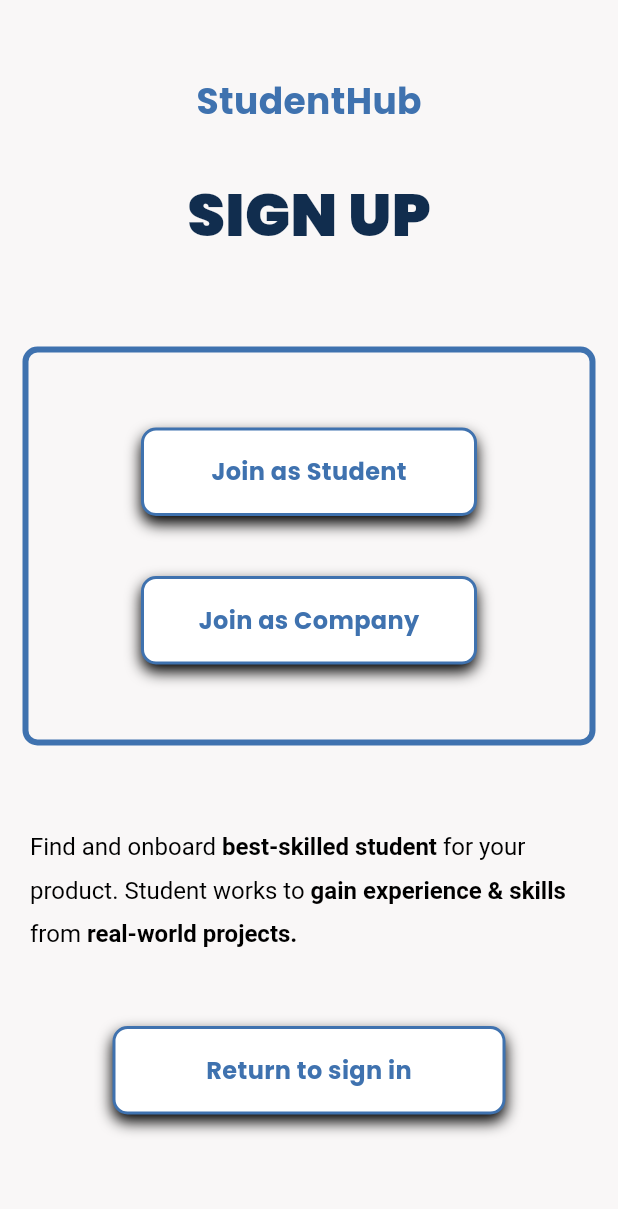
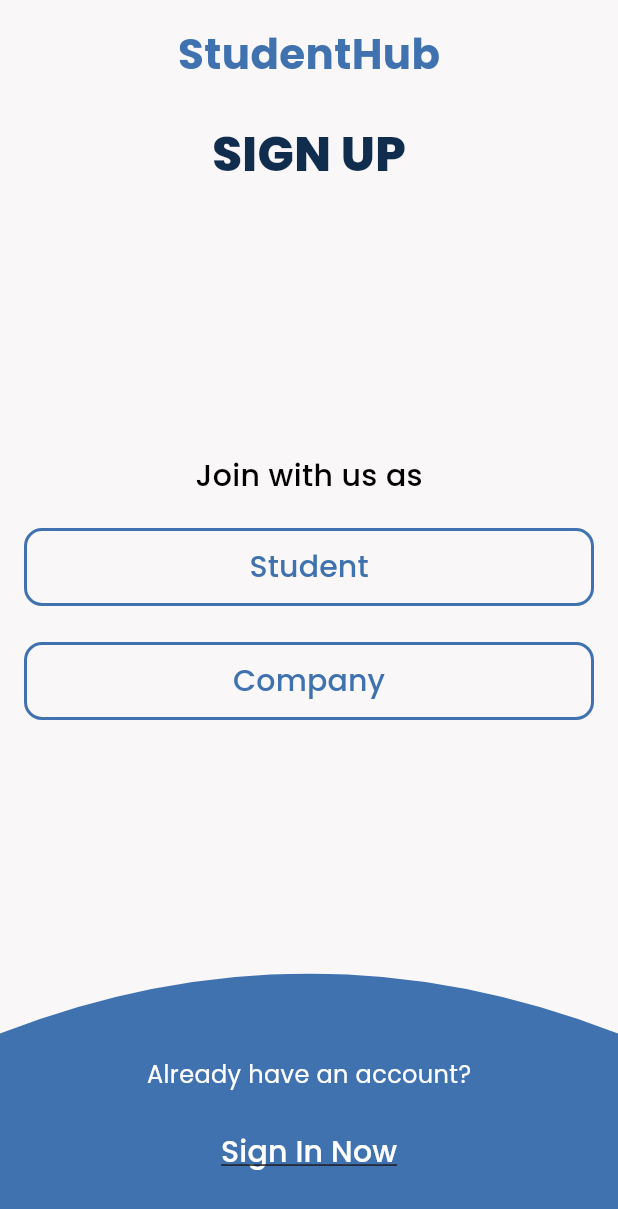
Before and after one commit to NguyenQuang179/amp_studenthub, a Flutter app: the SignUpStepOne screen opened by its route, on a phone screen of 412 x 824 dp. Shown: the top 1209 px of the screen. Run offline on Flutter 3.47's test engine with Material 3 defaults, Android fonts, the phone set to English and light mode, and no system bars; our stand-ins replace flutter_custom_clippers, flutter_svg, font_awesome_flutter, go_router, google_fonts.

Commit message:
Update route & UI for sign in sign up

```diff
--- a/lib/routes/app_router.dart
+++ b/lib/routes/app_router.dart
@@ -161,7 +161,7 @@ class AppRouter {
     redirect: (context, state) {
       bool isAuth = true;
       // ignore: dead_code
-      if (!isAuth) {
+      if (!isAuth && state.matchedLocation == '/') {
         return state.namedLocation(RouteConstants.login);
         // ignore: dead_code
       } else if (state.matchedLocation == '/') {
--- a/lib/screens/signup_step1.dart
+++ b/lib/screens/signup_step1.dart
@@ -1,6 +1,8 @@
-import 'package:amp_studenthub/components/button.dart';
 import 'package:amp_studenthub/configs/constant.dart';
+import 'package:amp_studenthub/routes/routes_constants.dart';
 import 'package:flutter/material.dart';
+import 'package:flutter_custom_clippers/flutter_custom_clippers.dart';
+import 'package:go_router/go_router.dart';
 
 class SignUpStepOne extends StatelessWidget {
   SignUpStepOne({super.key});
@@ -22,83 +24,143 @@ class SignUpStepOne extends StatelessWidget {
           child: Center(
               child: Column(
             children: [
-              const SizedBox(
-                height: 50,
-              ),
-              //logo
-              const Text(
+              Container(
+                margin: const EdgeInsets.only(top: 16),
+                child: const Text(
                   'StudentHub',
                   style: TextStyle(
                       color: Constant.primaryColor,
                       fontWeight: FontWeight.bold,
-                    fontSize: 24),
+                      fontSize: 28),
                 ),
-              const SizedBox(
-                height: 30,
               ),
-              const Text(
+              Container(
+                margin: const EdgeInsets.symmetric(vertical: 24),
+                child: const Text(
                   'SIGN UP',
                   style: TextStyle(
                       color: Constant.secondaryColor,
-                    fontWeight: FontWeight.w900,
-                    fontSize: 40),
+                      fontWeight: FontWeight.w800,
+                      fontSize: 32),
                 ),
-              const SizedBox(
-                height: 60,
               ),
-              //sign in button
+              Expanded(
+                child: Container(
+                  child: Column(
+                    mainAxisAlignment: MainAxisAlignment.center,
+                    children: [
                       Container(
-                padding: const EdgeInsets.symmetric(vertical: 50),
-                margin: const EdgeInsets.symmetric(horizontal: 15),
-                decoration: BoxDecoration(
-                    color: Colors.transparent,
-                    border: Border.all(color: Constant.primaryColor, width: 4),
-                    borderRadius: BorderRadius.circular(10)),
-                child: Column(
+                          margin: const EdgeInsets.only(bottom: 20),
+                          child: const Text(
+                            "Join with us as",
+                            style: TextStyle(
+                                color: Constant.textColor,
+                                fontSize: 20,
+                                fontWeight: FontWeight.w500),
+                          )),
+                      Column(
                         children: [
-                    Button(onTap: signIn, text: 'Join as Student'),
-                    const SizedBox(
-                      height: 40,
+                          Container(
+                              margin: const EdgeInsets.only(bottom: 24),
+                              padding:
+                                  const EdgeInsets.symmetric(horizontal: 16),
+                              width: double.infinity,
+                              height: 52,
+                              child: TextButton(
+                                onPressed: () {
+                                  context.goNamed(RouteConstants.signUp2);
+                                },
+                                style: TextButton.styleFrom(
+                                    shape: RoundedRectangleBorder(
+                                        borderRadius:
+                                            BorderRadius.circular(12)),
+                                    side: const BorderSide(
+                                        color: Constant.primaryColor, width: 2),
+                                    foregroundColor: Constant.primaryColor),
+                                child: const Row(
+                                  mainAxisAlignment: MainAxisAlignment.center,
+                                  children: [
+                                    Text(
+                                      'Student',
+                                      style: TextStyle(
+                                          fontSize: 20,
+                                          fontWeight: FontWeight.w500),
                                     ),
-                    Button(onTap: signIn, text: 'Join as Company'),
+                                  ],
+                                ),
+                              )),
+                          Container(
+                              margin: const EdgeInsets.only(bottom: 16),
+                              padding:
+                                  const EdgeInsets.symmetric(horizontal: 16),
+                              width: double.infinity,
+                              height: 52,
+                              child: TextButton(
+                                onPressed: () {
+                                  context.goNamed(RouteConstants.signUp2);
+                                },
+                                style: TextButton.styleFrom(
+                                    shape: RoundedRectangleBorder(
+                                        borderRadius:
+                                            BorderRadius.circular(12)),
+                                    side: const BorderSide(
+                                        color: Constant.primaryColor, width: 2),
+                                    foregroundColor: Constant.primaryColor),
+                                child: const Row(
+                                  mainAxisAlignment: MainAxisAlignment.center,
+                                  children: [
+                                    Text(
+                                      'Company',
+                                      style: TextStyle(
+                                          fontSize: 20,
+                                          fontWeight: FontWeight.w500),
+                                    ),
+                                  ],
+                                ),
+                              )),
+                        ],
+                      ),
                     ],
                   ),
                 ),
-              const SizedBox(
-                height: 50,
               ),
-
+              ClipPath(
+                clipper: OvalTopBorderClipper(),
+                child: Container(
+                  color: Constant.primaryColor,
+                  padding: const EdgeInsets.symmetric(vertical: 32),
+                  child: Column(
+                    children: [
                       Container(
-                width: double.infinity,
-                margin: const EdgeInsets.symmetric(horizontal: 20),
-                child: RichText(
-                    text: const TextSpan(
+                        margin: const EdgeInsets.only(top: 24, bottom: 16),
+                        child: const Text(
+                          "Already have an account?",
                           style: TextStyle(
-                    fontSize: 16,
-                    height: 1.8,
-                    color: Constant.textColor,
+                              fontSize: 16, color: Constant.onPrimaryColor),
                         ),
-                  children: <TextSpan>[
-                    TextSpan(text: 'Find and onboard '),
-                    TextSpan(
-                        text: "best-skilled student ",
-                        style: TextStyle(fontWeight: FontWeight.w600)),
-                    TextSpan(text: 'for your product. Student works to '),
-                    TextSpan(
-                        text: 'gain experience & skills ',
-                        style: TextStyle(fontWeight: FontWeight.w600)),
-                    TextSpan(text: 'from '),
-                    TextSpan(
-                        text: 'real-world projects.',
-                        style: TextStyle(fontWeight: FontWeight.w600)),
+                      ),
+                      TextButton(
+                          onPressed: () {
+                            context.goNamed(RouteConstants.login);
+                          },
+                          child: const Row(
+                            mainAxisAlignment: MainAxisAlignment.center,
+                            children: [
+                              Text(
+                                'Sign In Now',
+                                style: TextStyle(
+                                  color: Constant.onPrimaryColor,
+                                  decoration: TextDecoration.underline,
+                                  fontSize: 20,
+                                  fontWeight: FontWeight.w500,
+                                ),
+                              ),
                             ],
-                )),
+                          ))
+                    ],
                   ),
-              const SizedBox(
-                height: 50,
                 ),
-              Button(onTap: signIn, text: 'Return to sign in'),
-              //not a member? register
+              )
             ],
           )),
         ));
--- a/pubspec.yaml
+++ b/pubspec.yaml
@@ -40,7 +40,6 @@ dependencies:
   animated_bottom_navigation_bar: ^1.3.3
   go_router: ^13.2.0
   flutter_custom_clippers: ^2.1.0
-  flutter_bloc: ^8.1.5
 
 dev_dependencies:
   flutter_test:
```
Also changed, not shown: lib/screens/login_page.dart (+9 -12 lines), lib/screens/signup_step2.dart (+8 -32 lines), lib/widgets/auth_app_bar.dart (+46 -5 lines), pubspec.lock. Lines whose indentation alone changed are shown as unchanged.
